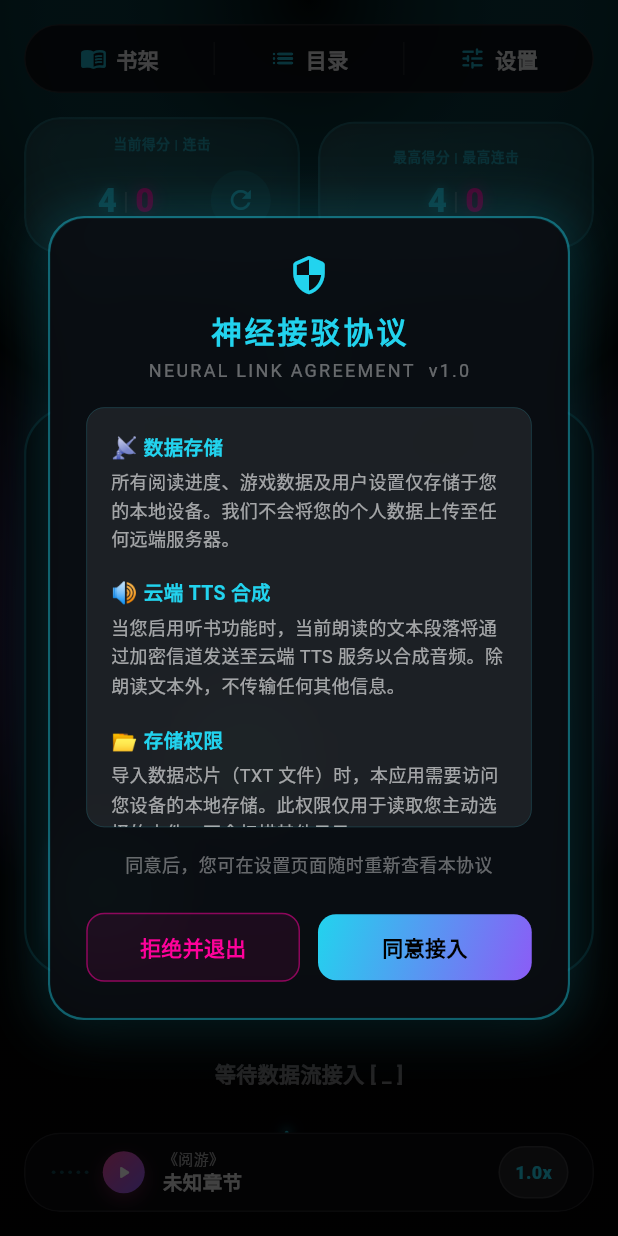
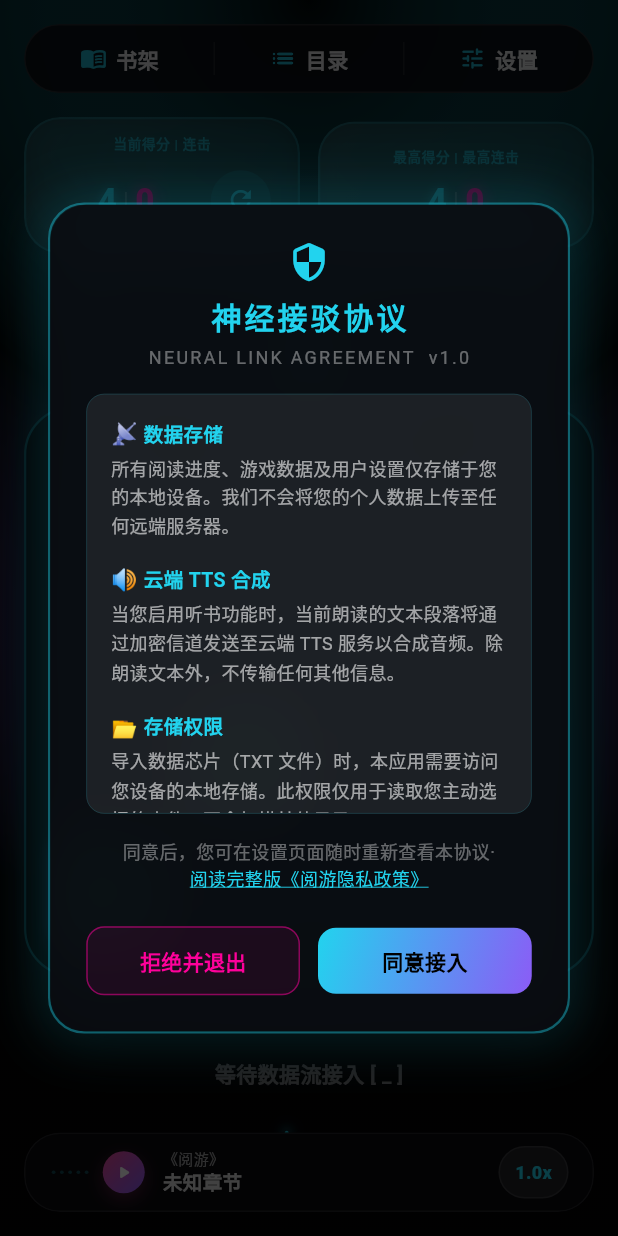
Before and after one commit to srafyhucl-cpu/YueYou, a Flutter app: the screen it shows after launch, on a phone screen of 412 x 824 dp. Run offline on Flutter 3.47's test engine with Material 3 defaults, Android fonts, the phone set to English and light mode, and no system bars; our stand-ins replace audioplayers, file_picker, flutter_tts, rive, shared_preferences, wakelock_plus; missing offline and left inert: fast_gbk; Roboto replaces fonts that are missing (JetBrains Mono).

Commit message:
发版(Android专项修复+图标替换): 应用名中文化、退出规范化、隐私政策外链、霓虹方块图标
应用名称:
- AndroidManifest.xml android:label 由 'yueyou' 改为 '阅游'

退出方式规范化:
- privacy_agreement_modal.dart 移除 dart:io/exit(0)
- 改用 SystemNavigator.pop() 符合 Android 生命周期规范

隐私政策外链:
- 底部提示改为 Wrap 布局，内嵌可点击霓虹青文字
- url_launcher 打开腾讯文档隐私政策页
- pubspec.yaml 新增 url_launcher: ^6.3.0
- AndroidManifest.xml queries 补充 https/http scheme 声明

应用图标替换:
- 源图标: assets/icon.png（赛博朋克霓虹方块）
- flutter_launcher_icons 生成全尺寸图标集
- adaptive 图标背景色 #0A0A0F（与 App 深色主题一致）
- 生成: mipmap x5 + adaptive foreground drawable x5 + anydpi xml

```diff
--- a/lib/features/settings/presentation/widgets/privacy_agreement_modal.dart
+++ b/lib/features/settings/presentation/widgets/privacy_agreement_modal.dart
@@ -1,5 +1,6 @@
-import 'dart:io';
 import 'package:flutter/material.dart';
+import 'package:flutter/services.dart';
+import 'package:url_launcher/url_launcher.dart';
 import 'package:yueyou/core/theme/cyber_colors.dart';
 import 'package:yueyou/core/theme/cyber_dimensions.dart';
 import 'package:yueyou/core/theme/cyber_text_styles.dart';
@@ -102,13 +103,33 @@ class _PrivacyAgreementContent extends StatelessWidget {
           ),
           const SizedBox(height: CyberDimensions.spacingM),
 
-          // ── 提示 ────────────────────────────────────────────────
-          Text(
-            '同意后，您可在设置页面随时重新查看本协议',
-            textAlign: TextAlign.center,
-            style: CyberTextStyles.caption.copyWith(
-              color: CyberColors.whiteMuted,
-            ),
+          // ── 提示 + 隐私政策外链 ─────────────────────────────────
+          Wrap(
+            alignment: WrapAlignment.center,
+            crossAxisAlignment: WrapCrossAlignment.center,
+            children: [
+              Text(
+                '同意后，您可在设置页面随时重新查看本协议· ',
+                textAlign: TextAlign.center,
+                style: CyberTextStyles.caption.copyWith(
+                  color: CyberColors.whiteMuted,
+                ),
+              ),
+              GestureDetector(
+                onTap: () => launchUrl(
+                  Uri.parse('https://docs.qq.com/doc/DVXpHSW9qRkFZVVlN'),
+                  mode: LaunchMode.externalApplication,
+                ),
+                child: Text(
+                  '阅读完整版《阅游隐私政策》',
+                  style: CyberTextStyles.caption.copyWith(
+                    color: CyberColors.neonCyan,
+                    decoration: TextDecoration.underline,
+                    decorationColor: CyberColors.neonCyan,
+                  ),
+                ),
+              ),
+            ],
           ),
           const SizedBox(height: CyberDimensions.spacingL),
 
@@ -120,10 +141,7 @@ class _PrivacyAgreementContent extends StatelessWidget {
                 child: _DeclineButton(
                   onTap: () {
                     Navigator.of(context).pop(false);
-                    Future<void>.delayed(
-                      const Duration(milliseconds: 200),
-                      () => exit(0),
-                    );
+                    SystemNavigator.pop();
                   },
                 ),
               ),
```
Also changed, not shown: pubspec.yaml (+10 -0 lines), pubspec.lock, 20 other files.
